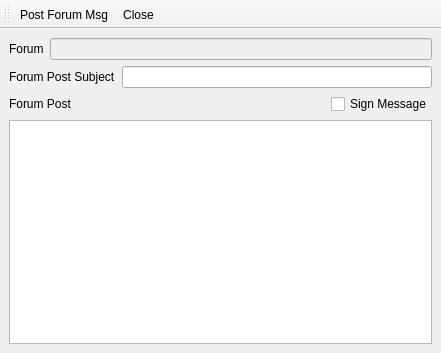
RetroShare/RetroShare, file retroshare-gui/src/gui/forums/CreateForumMsg.ui: the form before one commit.
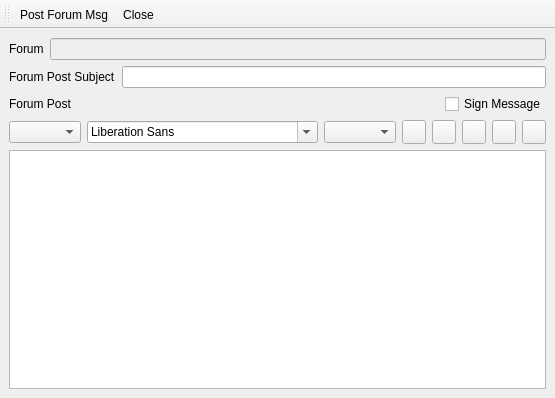
The form after the commit. Icons and pictures are not drawn.

Commit message: * Added Formating support for Create Forum Messages * set correct WindowsTitle for Create Channel

What changed in the file:
```diff
--- a/retroshare-gui/src/gui/forums/CreateForumMsg.ui
+++ b/retroshare-gui/src/gui/forums/CreateForumMsg.ui
@@ -5,8 +5,8 @@
    <rect>
     <x>0</x>
     <y>0</y>
-    <width>441</width>
-    <height>353</height>
+    <width>533</width>
+    <height>398</height>
    </rect>
   </property>
   <property name="windowTitle" >
@@ -21,8 +21,6 @@
   <widget class="QWidget" name="centralwidget" >
    <layout class="QGridLayout" >
     <item row="0" column="0" >
-     <layout class="QVBoxLayout" >
-      <item>
        <layout class="QHBoxLayout" >
         <item>
          <widget class="QLabel" name="label_2" >
@@ -40,7 +38,7 @@
         </item>
        </layout>
       </item>
-      <item>
+    <item row="1" column="0" >
        <layout class="QHBoxLayout" >
         <item>
          <widget class="QLabel" name="label" >
@@ -54,7 +52,7 @@
         </item>
        </layout>
       </item>
-      <item>
+    <item row="2" column="0" >
        <layout class="QHBoxLayout" >
         <item>
          <widget class="QLabel" name="label_5" >
@@ -85,12 +83,159 @@
         </item>
        </layout>
       </item>
-      <item>
+    <item row="3" column="0" >
+     <layout class="QGridLayout" >
+      <item row="0" column="0" >
+       <widget class="QComboBox" name="comboStyle" />
+      </item>
+      <item row="0" column="1" >
+       <widget class="QFontComboBox" name="comboFont" />
+      </item>
+      <item row="0" column="2" >
+       <widget class="QComboBox" name="comboSize" >
+        <property name="toolTip" >
+         <string>Font size</string>
+        </property>
+       </widget>
+      </item>
+      <item row="0" column="3" >
+       <widget class="QPushButton" name="boldbtn" >
+        <property name="minimumSize" >
+         <size>
+          <width>24</width>
+          <height>24</height>
+         </size>
+        </property>
+        <property name="maximumSize" >
+         <size>
+          <width>24</width>
+          <height>24</height>
+         </size>
+        </property>
+        <property name="toolTip" >
+         <string>Bold</string>
+        </property>
+        <property name="text" >
+         <string/>
+        </property>
+        <property name="checkable" >
+         <bool>true</bool>
+        </property>
+       </widget>
+      </item>
+      <item row="0" column="4" >
+       <widget class="QPushButton" name="underlinebtn" >
+        <property name="minimumSize" >
+         <size>
+          <width>24</width>
+          <height>24</height>
+         </size>
+        </property>
+        <property name="maximumSize" >
+         <size>
+          <width>24</width>
+          <height>24</height>
+         </size>
+        </property>
+        <property name="toolTip" >
+         <string>Underline</string>
+        </property>
+        <property name="text" >
+         <string/>
+        </property>
+        <property name="checkable" >
+         <bool>true</bool>
+        </property>
+       </widget>
+      </item>
+      <item row="0" column="5" >
+       <widget class="QPushButton" name="italicbtn" >
+        <property name="minimumSize" >
+         <size>
+          <width>24</width>
+          <height>24</height>
+         </size>
+        </property>
+        <property name="maximumSize" >
+         <size>
+          <width>24</width>
+          <height>24</height>
+         </size>
+        </property>
+        <property name="toolTip" >
+         <string>Italic</string>
+        </property>
+        <property name="text" >
+         <string/>
+        </property>
+        <property name="checkable" >
+         <bool>true</bool>
+        </property>
+       </widget>
+      </item>
+      <item row="0" column="6" >
+       <widget class="QPushButton" name="colorbtn" >
+        <property name="minimumSize" >
+         <size>
+          <width>24</width>
+          <height>24</height>
+         </size>
+        </property>
+        <property name="maximumSize" >
+         <size>
+          <width>24</width>
+          <height>24</height>
+         </size>
+        </property>
+        <property name="toolTip" >
+         <string>Color</string>
+        </property>
+        <property name="text" >
+         <string/>
+        </property>
+       </widget>
+      </item>
+      <item row="0" column="7" >
+       <widget class="QPushButton" name="textalignmentbtn" >
+        <property name="minimumSize" >
+         <size>
+          <width>24</width>
+          <height>24</height>
+         </size>
+        </property>
+        <property name="maximumSize" >
+         <size>
+          <width>24</width>
+          <height>24</height>
+         </size>
+        </property>
+        <property name="toolTip" >
+         <string>Alignment</string>
+        </property>
+        <property name="text" >
+         <string/>
+        </property>
+       </widget>
+      </item>
+      <item row="0" column="8" >
+       <spacer>
+        <property name="orientation" >
+         <enum>Qt::Horizontal</enum>
+        </property>
+        <property name="sizeHint" >
+         <size>
+          <width>51</width>
+          <height>20</height>
+         </size>
+        </property>
+       </spacer>
+      </item>
+     </layout>
+    </item>
+    <item row="4" column="0" >
        <widget class="QTextEdit" name="forumMessage" />
       </item>
      </layout>
-    </item>
-   </layout>
   </widget>
   <widget class="QToolBar" name="toolBar" >
    <property name="windowTitle" >
```
Left out of the diff: 10 changed lines with no effect on the pictures. Lines whose indentation alone changed are shown as unchanged. The commit also changes 4 other files.
